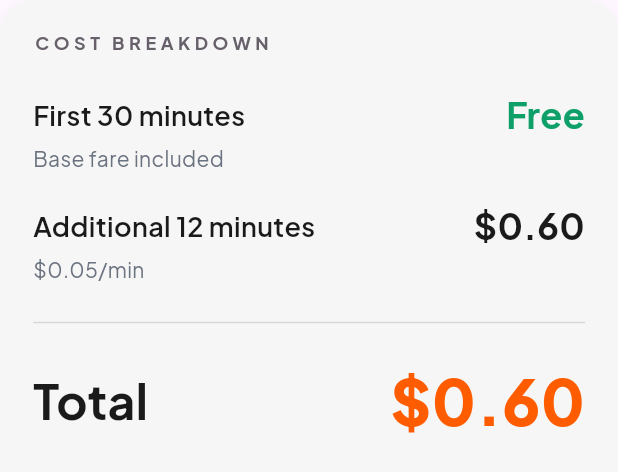
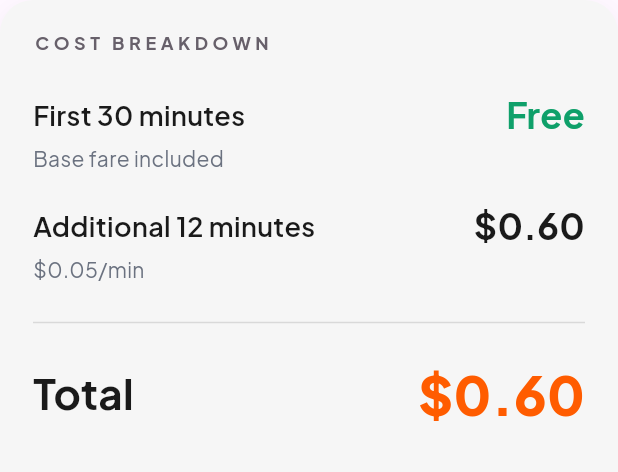
Before and after one commit to Ming-99s/VeloToulose, a Flutter app: the SubscriptionMethodWidget widget shown alone on an empty page, opened directly with empty values, on a phone screen of 412 x 824 dp. Shown: the top 472 px of the screen. Run offline on Flutter 3.47's test engine with Material 3 defaults, Android fonts, the phone set to English and light mode, and no system bars; our stand-ins replace flutter_map, geolocator, latlong2, lottie, shared_preferences; accounts and stored records are empty.

Commit message:
update the pass widget on ride

```diff
--- a/lib/features/ride/widgets/subscription_method_widget.dart
+++ b/lib/features/ride/widgets/subscription_method_widget.dart
@@ -3,12 +3,22 @@ import 'package:velo_toulose/core/constant/app_color.dart';
 
 class SubscriptionMethodWidget extends StatelessWidget {
   final bool isMonthlyPass;
+  final VoidCallback onTap;
 
-  const SubscriptionMethodWidget({super.key, required this.isMonthlyPass});
+  const SubscriptionMethodWidget({
+    super.key,
+    required this.isMonthlyPass,
+    required this.onTap,
+  });
 
   @override
   Widget build(BuildContext context) {
-    return Container(
+    return Material(
+      color: Colors.transparent,
+      child: InkWell(
+        onTap: onTap,
+        borderRadius: BorderRadius.circular(22),
+        child: Ink(
           padding: const EdgeInsets.fromLTRB(22, 20, 22, 18),
           decoration: BoxDecoration(
             color: const Color(0xFFF6F6F6),
@@ -21,17 +31,32 @@ class SubscriptionMethodWidget extends StatelessWidget {
               ),
             ],
           ),
-      child: Column(
+          child: AnimatedSwitcher(
+            duration: const Duration(milliseconds: 300),
+            switchInCurve: Curves.easeInOut,
+            switchOutCurve: Curves.easeInOut,
+            child: isMonthlyPass
+                ? const _MonthlyPassContent(key: ValueKey('monthly-pass'))
+                : const _CostBreakdownContent(key: ValueKey('cost-breakdown')),
+          ),
+        ),
+      ),
+    );
+  }
+}
+
+class _MonthlyPassContent extends StatelessWidget {
+  const _MonthlyPassContent({super.key});
+
+  @override
+  Widget build(BuildContext context) {
+    return Column(
       crossAxisAlignment: CrossAxisAlignment.start,
       children: [
-          if (isMonthlyPass) ...[
         Row(
           children: [
             Container(
-                  padding: const EdgeInsets.symmetric(
-                    horizontal: 10,
-                    vertical: 6,
-                  ),
+              padding: const EdgeInsets.symmetric(horizontal: 10, vertical: 6),
               decoration: BoxDecoration(
                 color: AppColor.primary,
                 borderRadius: BorderRadius.circular(999),
@@ -74,8 +99,20 @@ class SubscriptionMethodWidget extends StatelessWidget {
         const Divider(color: Color(0xFFD9D9D9), thickness: 1),
         const SizedBox(height: 14),
         const _TotalRow(amount: '\$0.00', amountColor: Color(0xFFA3A8B2)),
-          ] else ...[
-            const Text(
+      ],
+    );
+  }
+}
+
+class _CostBreakdownContent extends StatelessWidget {
+  const _CostBreakdownContent({super.key});
+
+  @override
+  Widget build(BuildContext context) {
+    return const Column(
+      crossAxisAlignment: CrossAxisAlignment.start,
+      children: [
+        Text(
           'COST BREAKDOWN',
           style: TextStyle(
             fontSize: 12,
@@ -84,26 +121,24 @@ class SubscriptionMethodWidget extends StatelessWidget {
             fontWeight: FontWeight.w700,
           ),
         ),
-            const SizedBox(height: 22),
-            const _CostLine(
+        SizedBox(height: 22),
+        _CostLine(
           label: 'First 30 minutes',
           price: 'Free',
           priceColor: Color(0xFF0FA06A),
           note: 'Base fare included',
         ),
-            const SizedBox(height: 18),
-            const _CostLine(
+        SizedBox(height: 18),
+        _CostLine(
           label: 'Additional 12 minutes',
           price: '\$0.60',
           note: '\$0.05/min',
         ),
-            const SizedBox(height: 18),
-            const Divider(color: Color(0xFFD9D9D9), thickness: 1),
-            const SizedBox(height: 14),
-            const _TotalRow(amount: '\$0.60', amountColor: AppColor.primary),
+        SizedBox(height: 18),
+        Divider(color: Color(0xFFD9D9D9), thickness: 1),
+        SizedBox(height: 14),
+        _TotalRow(amount: '\$0.60', amountColor: AppColor.primary),
       ],
-        ],
-      ),
     );
   }
 }
@@ -173,7 +208,7 @@ class _TotalRow extends StatelessWidget {
           child: Text(
             'Total',
             style: TextStyle(
-              fontSize: 32,
+              fontSize: 28,
               color: AppColor.textPrimary,
               fontWeight: FontWeight.w700,
             ),
@@ -182,7 +217,7 @@ class _TotalRow extends StatelessWidget {
         Text(
           amount,
           style: TextStyle(
-            fontSize: 42,
+            fontSize: 36,
             color: amountColor,
             fontWeight: FontWeight.w800,
           ),
```
Also changed, not shown: lib/features/ride/view/ride_screen.dart (+31 -5 lines). Lines whose indentation alone changed are shown as unchanged.
